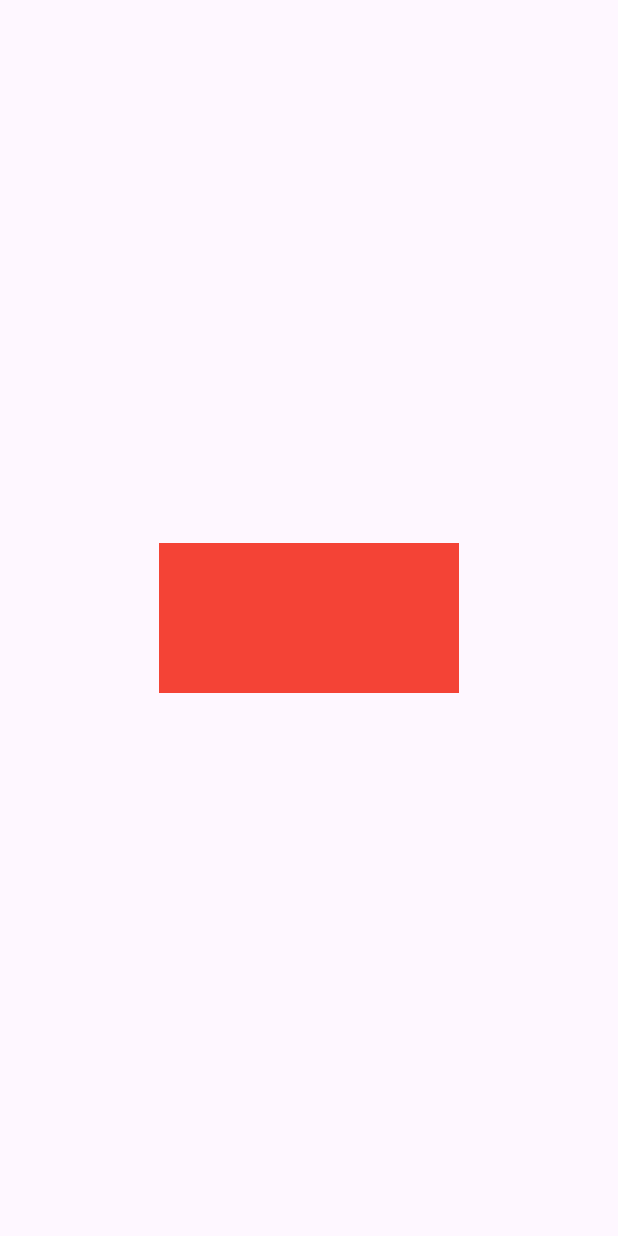
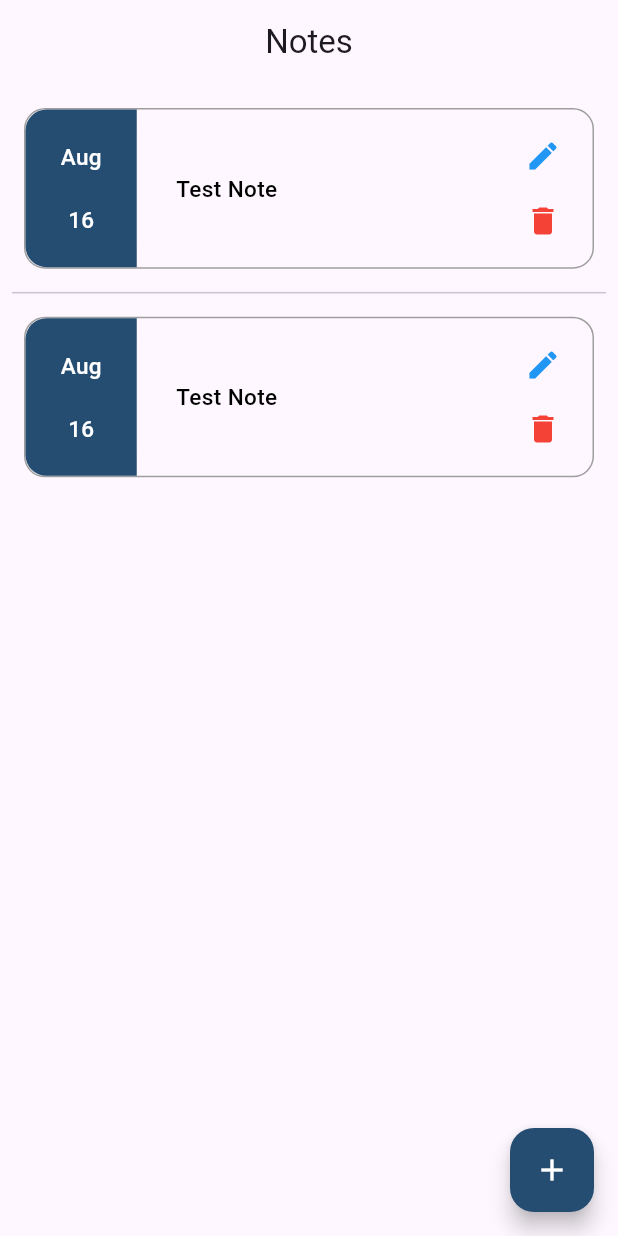
Before and after one commit to mohamed-sajidh/notecraft, a Flutter app: the screen it shows after launch, on a phone screen of 412 x 824 dp. Run offline on Flutter 3.47's test engine with Material 3 defaults, Android fonts, the light colour scheme and no system bars.

Commit message:
single note viewer ui finished

```diff
--- /dev/null
+++ b/notecraft_fe/lib/utils/app_colors.dart
@@ -0,0 +1,10 @@
+import 'package:flutter/material.dart';
+
+class AppColors {
+  static const white = Colors.white;
+  static const boxBorderColor = Colors.grey;
+  static const violetColor = Color.fromARGB(255, 36, 77, 113);
+  static const black = Colors.black;
+  static const blue = Colors.blue;
+  static const red = Colors.red;
+}
--- a/notecraft_fe/lib/view/home_page.dart
+++ b/notecraft_fe/lib/view/home_page.dart
@@ -1,4 +1,6 @@
 import 'package:flutter/material.dart';
+import 'package:notecraft_fe/utils/app_colors.dart';
+import 'package:notecraft_fe/view/widgets/single_note_viewer.dart';
 
 class HomePage extends StatelessWidget {
   const HomePage({super.key});
@@ -6,11 +8,30 @@ class HomePage extends StatelessWidget {
   @override
   Widget build(BuildContext context) {
     return Scaffold(
-      body: Center(
-        child: Container(
-          height: 100,
-          width: 200,
-          color: Colors.red,
+      appBar: AppBar(
+        title: const Center(
+          child: Text("Notes"),
+        ),
+      ),
+      body: Padding(
+        padding: const EdgeInsets.all(8.0),
+        child: ListView.separated(
+          itemBuilder: (context, index) {
+            return const SingleNoteViewer();
+          },
+          separatorBuilder: (context, index) => const Divider(),
+          itemCount: 2,
+        ),
+      ),
+      floatingActionButton: FloatingActionButton(
+        backgroundColor: AppColors.violetColor,
+        onPressed: () {
+          print("button pressed");
+        },
+        tooltip: 'Increment',
+        child: const Icon(
+          Icons.add,
+          color: AppColors.white,
         ),
       ),
     );
--- /dev/null
+++ b/notecraft_fe/lib/view/widgets/single_note_viewer.dart
@@ -0,0 +1,107 @@
+import 'package:flutter/material.dart';
+import 'package:notecraft_fe/utils/app_colors.dart';
+
+class SingleNoteViewer extends StatelessWidget {
+  const SingleNoteViewer({super.key});
+
+  @override
+  Widget build(BuildContext context) {
+    var screeenSize = MediaQuery.of(context).size;
+    var width = screeenSize.width;
+    var height = screeenSize.height;
+    return Padding(
+      padding: const EdgeInsets.all(8.0),
+      child: Container(
+        height: height * 0.13,
+        decoration: BoxDecoration(
+          borderRadius: BorderRadius.circular(14),
+          border: Border.all(
+            color: AppColors.boxBorderColor,
+          ),
+        ),
+        child: Row(
+          mainAxisAlignment: MainAxisAlignment.spaceBetween,
+          children: [
+            Container(
+              width: width * 0.18,
+              decoration: const BoxDecoration(
+                borderRadius: BorderRadius.only(
+                  topLeft: Radius.circular(14),
+                  bottomLeft: Radius.circular(14),
+                ),
+                color: AppColors.violetColor,
+              ),
+              child: const Column(
+                mainAxisAlignment: MainAxisAlignment.spaceEvenly,
+                children: [
+                  Text(
+                    "Aug",
+                    style: TextStyle(
+                      color: AppColors.white,
+                      fontSize: 15,
+                      fontWeight: FontWeight.w500,
+                    ),
+                    softWrap: true,
+                  ),
+                  Text(
+                    "16",
+                    style: TextStyle(
+                      color: AppColors.white,
+                      fontSize: 15,
+                      fontWeight: FontWeight.w500,
+                    ),
+                    softWrap: true,
+                  ),
+                ],
+              ),
+            ),
+            Container(
+              width: width * 0.45,
+              child: const Text(
+                "Test Note",
+                style: TextStyle(
+                  color: AppColors.black,
+                  fontSize: 15,
+                  fontWeight: FontWeight.w500,
+                ),
+                softWrap: true,
+              ),
+            ),
+            Container(
+              width: width * 0.16,
+              decoration: const BoxDecoration(
+                borderRadius: BorderRadius.only(
+                  topRight: Radius.circular(14),
+                  bottomRight: Radius.circular(14),
+                ),
+              ),
+              child: Column(
+                mainAxisAlignment: MainAxisAlignment.spaceEvenly,
+                children: [
+                  InkWell(
+                    onTap: () {
+                      print("edit button pressed");
+                    },
+                    child: const Icon(
+                      Icons.edit,
+                      color: AppColors.blue,
+                    ),
+                  ),
+                  InkWell(
+                    onTap: () {
+                      print("delete button pressed");
+                    },
+                    child: const Icon(
+                      Icons.delete,
+                      color: AppColors.red,
+                    ),
+                  ),
+                ],
+              ),
+            ),
+          ],
+        ),
+      ),
+    );
+  }
+}
```
